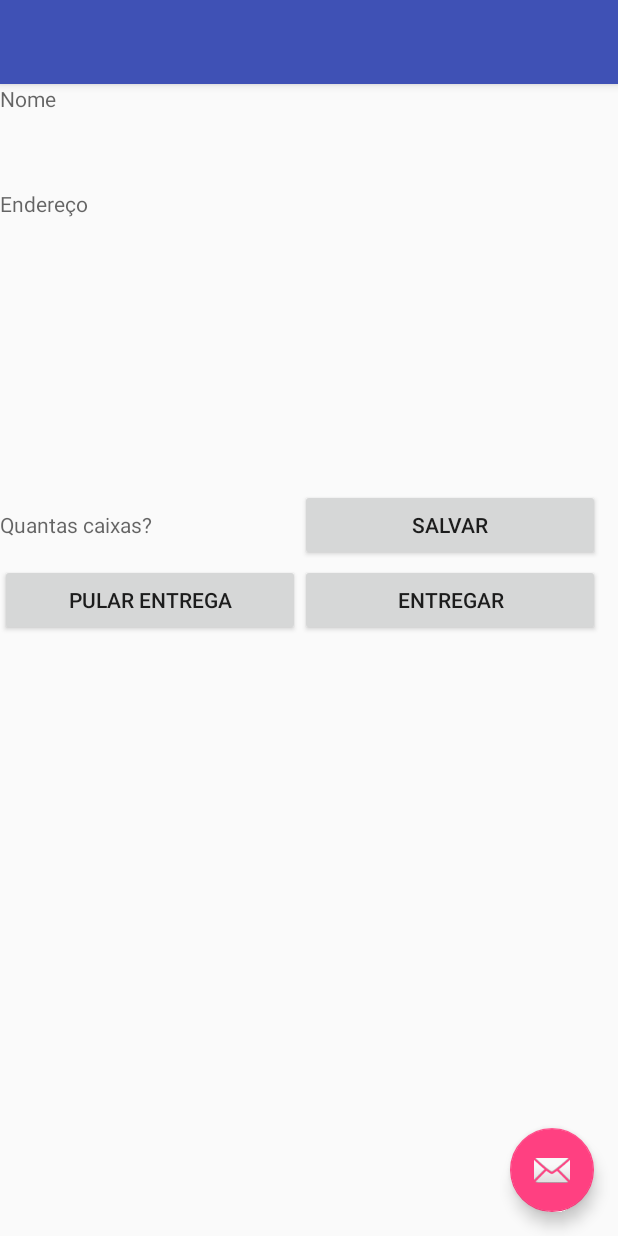
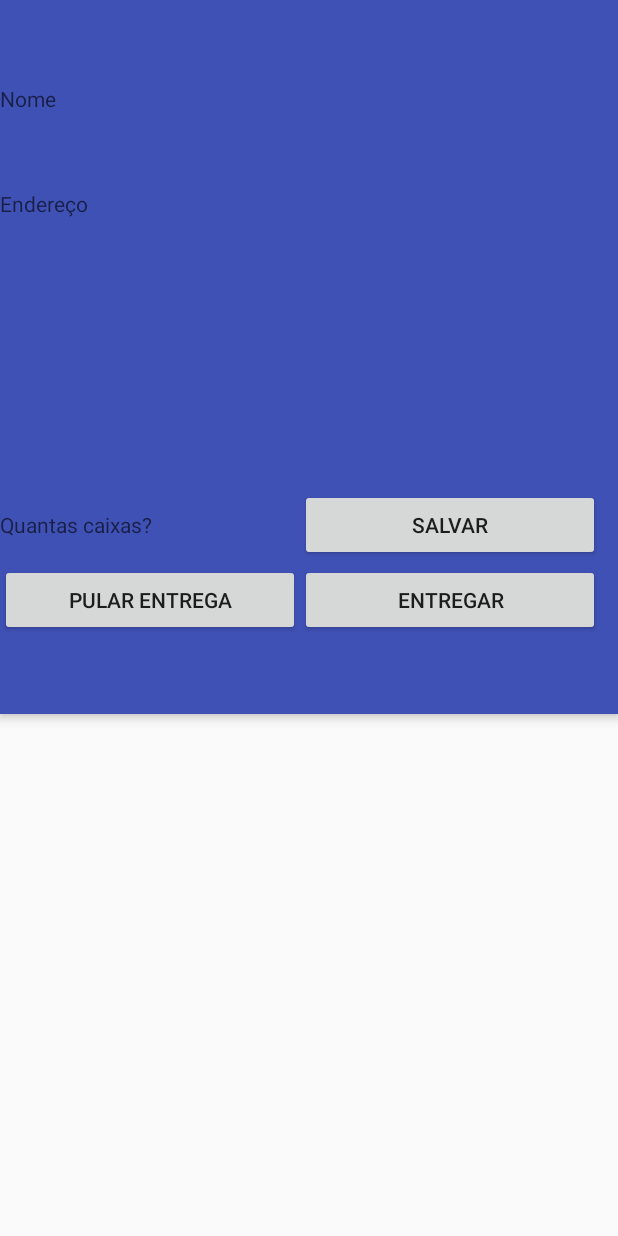
Before and after one commit to manucirne/ShopperApp, an Android app: the layout activity_delivery.xml on its own in the app's theme, with its tools: preview values and no code run, on a phone screen of 412 x 824 dp. Run offline under Robolectric (Android 15) with nearby library versions, the phone set to English and light mode, and no system bars.

Commit message:
correções

```diff
--- a/app/src/main/java/desagil/shopper/shapp/DeliveryActivity.java
+++ b/app/src/main/java/desagil/shopper/shapp/DeliveryActivity.java
@@ -27,16 +27,15 @@ public class DeliveryActivity extends AppCompatActivity {
     }
 
 
-    private void openJumpActivity(String boxes) {
+    private void openPassActivity() {
         Intent intent = new Intent(this, JumpActivity.class);
-        intent.putExtra("boxes",boxes);
         startActivity(intent);
 
         finish();
     }
 
-    private void openSingnActivity(String boxes) {
-        Intent intent = new Intent(this, SingnActivity.class);
+    private void openOpenSingnature(String boxes) {
+        Intent intent = new Intent(this, OpenSignature.class);
         intent.putExtra("boxes",boxes);
         startActivity(intent);
 
@@ -61,6 +60,7 @@ public class DeliveryActivity extends AppCompatActivity {
 
         Button buttonSaveB = (Button) findViewById(R.id.saveboxes);
         Button buttonentrega = (Button) findViewById(R.id.entrega);
+        Button buttonpass = (Button) findViewById(R.id.pass);
 
 
         buttonSaveB.setOnClickListener(new View.OnClickListener() {
@@ -82,7 +82,17 @@ public class DeliveryActivity extends AppCompatActivity {
             @Override
             public void onClick(View view) {
                 boxesText.setText(boxes);
-                openSingnActivity(boxes);
+                openOpenSingnature(boxes);
+
+
+            }
+
+        });
+
+        buttonpass.setOnClickListener(new View.OnClickListener() {
+            @Override
+            public void onClick(View view) {
+                openPassActivity();
 
 
             }
--- a/app/src/main/java/desagil/shopper/shapp/JumpActivity.java
+++ b/app/src/main/java/desagil/shopper/shapp/JumpActivity.java
@@ -37,7 +37,7 @@ public class JumpActivity extends AppCompatActivity {
     @Override
     protected void onCreate(Bundle savedInstanceState) {
         super.onCreate(savedInstanceState);
-        setContentView(R.layout.content_main);
+        setContentView(R.layout.activity_jump);
 
         //criar botão para envair a justificativa
         Button button_send = (Button) findViewById(R.id.button_send);
--- a/app/src/main/java/desagil/shopper/shapp/OpenSignature.java
+++ b/app/src/main/java/desagil/shopper/shapp/OpenSignature.java
@@ -1,4 +1,4 @@
-package desagil.shopper.shapp
+package desagil.shopper.shapp;
 //Código: https://www.youtube.com/watch?v=15B3L78jWfI
 
 import android.content.Context;
--- a/app/src/main/res/layout/activity_delivery.xml
+++ b/app/src/main/res/layout/activity_delivery.xml
@@ -17,17 +17,70 @@
             android:layout_height="?attr/actionBarSize"
             android:background="?attr/colorPrimary"
             app:popupTheme="@style/AppTheme.PopupOverlay" />
+        <LinearLayout
+            android:layout_width="match_parent"
+            android:layout_height="match_parent"
+            android:orientation="vertical"
+            android:layout_marginTop="0dp"
+            android:layout_marginLeft="0dp">
 
+            <TextView
+                android:id="@+id/clientname"
+                android:layout_width="400dp"
+                android:layout_height="70dp"
+                android:hint="Nome" />
+
+            <TextView
+                android:id="@+id/clientadress"
+                android:layout_width="400dp"
+                android:layout_height="200dp"
+                android:hint="Endereço" />
+
+            <LinearLayout
+                android:layout_width="400dp"
+                android:layout_height="50dp"
+                android:orientation="horizontal">
+
+                <TextView
+                    android:id="@+id/boxes"
+                    android:layout_width="200dp"
+                    android:layout_height="50dp"
+                    android:layout_marginTop="0dp"
+                    android:layout_weight="1"
+                    android:hint="Quantas caixas?" />
+
+                <Button
+                    android:id="@+id/saveboxes"
+                    android:layout_width="200dp"
+                    android:layout_height="wrap_content"
+                    android:layout_weight="1"
+                    android:text="SALVAR" />
+            </LinearLayout>
+
+            <LinearLayout
+                android:layout_width="400dp"
+                android:layout_height="100dp"
+                android:orientation="horizontal">
+
+                <Button
+                    android:id="@+id/pass"
+                    android:layout_width="200dp"
+                    android:layout_height="wrap_content"
+                    android:layout_weight="1"
+                    android:text="Pular Entrega" />
+
+                <Button
+                    android:id="@+id/entrega"
+                    android:layout_width="200dp"
+                    android:layout_height="wrap_content"
+                    android:layout_weight="1"
+                    android:text="Entregar" />
+            </LinearLayout>
+        </LinearLayout>
     </android.support.design.widget.AppBarLayout>
 
     <include layout="@layout/content_delivery" />
 
-    <android.support.design.widget.FloatingActionButton
-        android:id="@+id/fab"
-        android:layout_width="wrap_content"
-        android:layout_height="wrap_content"
-        android:layout_gravity="bottom|end"
-        android:layout_margin="@dimen/fab_margin"
-        app:srcCompat="@android:drawable/ic_dialog_email" />
+
 
 </android.support.design.widget.CoordinatorLayout>
--- a/app/src/main/res/layout/content_delivery.xml
+++ b/app/src/main/res/layout/content_delivery.xml
@@ -4,7 +4,6 @@
     xmlns:tools="http://schemas.android.com/tools"
     android:layout_width="match_parent"
     android:layout_height="match_parent"
-    app:layout_behavior="@string/appbar_scrolling_view_behavior"
     tools:context=".DeliveryActivity"
     tools:showIn="@layout/activity_delivery">
 
```
